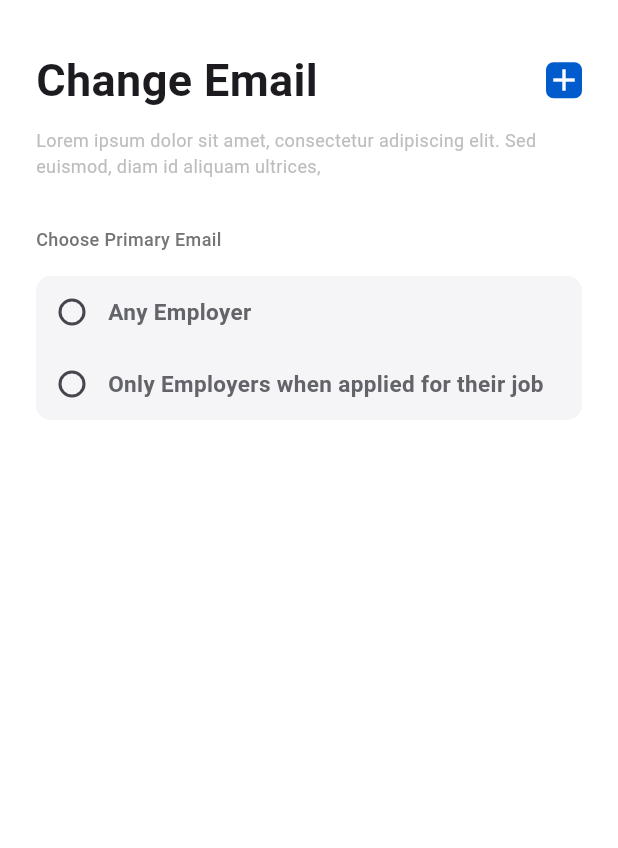
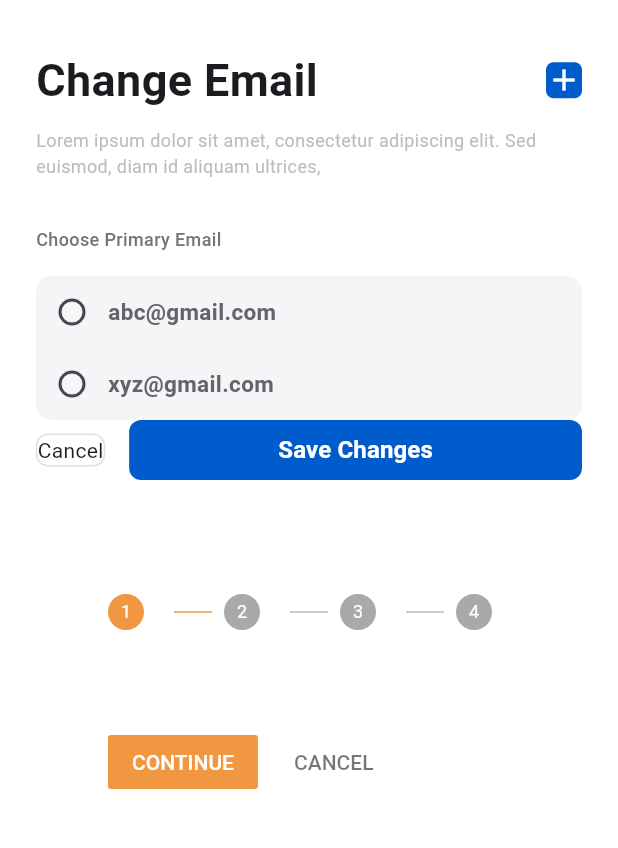
Before and after one commit to Reshamparajuli/merojob_accountpage, a Flutter app: the ChangeEmail screen opened directly, on a phone screen of 412 x 824 dp, the part 90-938 px from its top. Run offline on Flutter 3.47's test engine with Material 2 defaults, Android fonts, the phone set to English and light mode, and no system bars; our stand-ins replace remixicon.

Commit message:
button addded

```diff
--- a/lib/AccountPageScreen/View/change_email.dart
+++ /dev/null
@@ -1,112 +0,0 @@
-import 'package:flutter/material.dart';
-import 'package:merojob_accountpage/Account_Screen_Appbar/appbar.dart';
-import 'package:remixicon/remixicon.dart';
-
-import '../../Account_Screen_Constants/constants.dart';
-
-class ChangeEmail extends StatelessWidget {
-  ChangeEmail({super.key});
-  bool _value = false;
-
-  @override
-  Widget build(BuildContext context) {
-    return Scaffold(
-      backgroundColor: Colors.white,
-      appBar: const PreferredSize(preferredSize: Size.fromHeight(60),
-
-        child: Appbar()),
-      body: Padding(
-        padding: const  EdgeInsets.symmetric(horizontal: 24, vertical: 32),
-        child: Column(
-          crossAxisAlignment: CrossAxisAlignment.start,
-          children: [
-            Row(
-              mainAxisAlignment: MainAxisAlignment.spaceBetween,
-              children: [
-                const  Text(
-                 AccountConstants.changeEmail,
-                  style: TextStyle(fontWeight: FontWeight.bold, fontSize: 30),
-                ),
-                Container(
-                  decoration: BoxDecoration(
-                      borderRadius: BorderRadius.circular(5),
-                      color: const Color.fromRGBO(0, 92, 204, 1)),
-                  child: const Icon(
-                    Icons.add,
-                    color: Colors.white,
-                  ),
-                )
-              ],
-            ),
-            const SizedBox(
-              height: 10,
-            ),
-            Text(
-              "Lorem ipsum dolor sit amet, consectetur adipiscing elit. "
-              "Sed euismod, diam id aliquam ultrices, "
-              "",
-              style: TextStyle(fontSize: 12, color: Colors.grey.shade400),
-            ),
-            const SizedBox(
-              height: 32,
-            ),
-            Text(
-              "Choose Primary Email",
-              style: TextStyle(
-                  color: Colors.grey.shade600,
-                  fontSize: 12,
-                  fontWeight: FontWeight.w500),
-            ),
-            const SizedBox(
-              height: 16,
-            ),
-            Container(
-              decoration: BoxDecoration(
-                borderRadius: BorderRadius.circular(10),
-                color: const Color(0xFFF5F5F7),
-              ),
-              child: Column(
-                children: [
-                  Row(
-                    children: [
-                      Checkbox(
-                          shape: RoundedRectangleBorder(
-                              borderRadius: BorderRadius.circular(50)),
-                          value: _value,
-                          onChanged: (value) {
-                            _value = !_value;
-                          }),
-                      const Text("Any Employer",
-                          style: TextStyle(
-                              color: Color(0xFF636469),
-                              fontSize: 15,
-                              fontWeight: FontWeight.w600)),
-                    ],
-                  ),
-                  Row(
-                    children: [
-                      Checkbox(
-                          shape: RoundedRectangleBorder(
-                              borderRadius: BorderRadius.circular(50)),
-                          value: _value,
-                          onChanged: (value) {
-                            _value = !_value;
-                          }),
-                      const Expanded(
-                        child: Text("Only Employers when applied for their job",
-                            style: TextStyle(
-                                color: Color(0xFF636469),
-                                fontSize: 15,
-                                fontWeight: FontWeight.w600)),
-                      ),
-                    ],
-                  ),
-                ],
-              ),
-            )
-          ],
-        ),
-      ),
-    );
-  }
-}
--- /dev/null
+++ b/lib/AccountPageScreen/View/change_email_screen.dart
@@ -0,0 +1,182 @@
+import 'package:flutter/material.dart';
+import 'package:merojob_accountpage/Account_Screen_Appbar/appbar.dart';
+import 'package:merojob_accountpage/Widgets/custombutton.dart';
+import 'package:remixicon/remixicon.dart';
+
+import '../../Account_Screen_Constants/constants.dart';
+
+class ChangeEmail extends StatefulWidget {
+  ChangeEmail({super.key});
+
+  @override
+  State<ChangeEmail> createState() => _ChangeEmailState();
+}
+
+class _ChangeEmailState extends State<ChangeEmail> {
+  bool _value = false;
+
+  int _currentIndex = 0;
+
+  @override
+  Widget build(BuildContext context) {
+    return Scaffold(
+      backgroundColor: Colors.white,
+      appBar: const PreferredSize(
+          preferredSize: Size.fromHeight(60), child: Appbar()),
+      body: Padding(
+        padding: const EdgeInsets.symmetric(horizontal: 24, vertical: 32),
+        child: Column(
+          crossAxisAlignment: CrossAxisAlignment.start,
+          children: [
+            Row(
+              mainAxisAlignment: MainAxisAlignment.spaceBetween,
+              children: [
+                const Text(
+                  AccountConstants.changeEmail,
+                  style: TextStyle(fontWeight: FontWeight.bold, fontSize: 30),
+                ),
+                Container(
+                  decoration: BoxDecoration(
+                      borderRadius: BorderRadius.circular(5),
+                      color: const Color.fromRGBO(0, 92, 204, 1)),
+                  child: const Icon(
+                    Icons.add,
+                    color: Colors.white,
+                  ),
+                )
+              ],
+            ),
+            const SizedBox(
+              height: 10,
+            ),
+            Text(
+              "Lorem ipsum dolor sit amet, consectetur adipiscing elit. "
+              "Sed euismod, diam id aliquam ultrices, "
+              "",
+              style: TextStyle(fontSize: 12, color: Colors.grey.shade400),
+            ),
+            const SizedBox(
+              height: 32,
+            ),
+            Text(
+              "Choose Primary Email",
+              style: TextStyle(
+                  color: Colors.grey.shade600,
+                  fontSize: 12,
+                  fontWeight: FontWeight.w500),
+            ),
+            const SizedBox(
+              height: 16,
+            ),
+            Container(
+              decoration: BoxDecoration(
+                borderRadius: BorderRadius.circular(10),
+                color: const Color(0xFFF5F5F7),
+              ),
+              child: Column(
+                children: [
+                  emailRow("abc@gmail.com"),
+                  emailRow("xyz@gmail.com"),
+                ],
+              ),
+            ),
+            const AccountSectionButton(),
+            const SizedBox(
+              height: 20,
+            ),
+            Expanded(
+              child: Theme(
+                data: ThemeData(
+                    canvasColor: Colors.white,
+                    colorScheme: Theme.of(context).colorScheme.copyWith(
+                          primary: const Color(0xFFF19641),
+                        )),
+                child: Padding(
+                  padding:
+                      const EdgeInsets.symmetric(horizontal: 24, vertical: 32),
+                  child: Stepper(
+                    onStepContinue: () {
+                      final isLastStep = _currentIndex == getSteps().length - 1;
+                      if (isLastStep) {
+                      } else {
+                        setState(() {
+                          _currentIndex++;
+                        });
+                      }
+                    },
+                    onStepCancel: () {
+                      if (_currentIndex > 0) {
+                        setState(() {
+                          _currentIndex--;
+                        });
+                      }
+                    },
+                    onStepTapped: (value) {
+                      setState(() {
+                        _currentIndex = value;
+                      });
+                    },
+                    elevation: 0,
+                    type: StepperType.horizontal,
+                    steps: getSteps(),
+                    currentStep: _currentIndex,
+                  ),
+                ),
+              ),
+            ),
+          ],
+        ),
+      ),
+    );
+  }
+
+  getSteps() {
+    List<Step> steps = [
+      Step(
+        state: _currentIndex > 0 ? StepState.complete : StepState.indexed,
+        isActive: _currentIndex >= 0,
+        title: const Text(""),
+        content: Container(),
+      ),
+      Step(
+          state: _currentIndex > 1 ? StepState.complete : StepState.indexed,
+          isActive: _currentIndex >= 1,
+          title: const Text(""),
+          content: Container()),
+      Step(
+        state: _currentIndex > 2 ? StepState.complete : StepState.indexed,
+        isActive: _currentIndex >= 2,
+        title: const Text(""),
+        content: Container(),
+      ),
+      Step(
+        state: _currentIndex > 3 ? StepState.complete : StepState.indexed,
+        isActive: _currentIndex >= 3,
+        title: const Text(""),
+        content: Container(),
+      ),
+    ];
+    return steps;
+  }
+
+  Widget emailRow(String text) {
+    return Row(
+      children: [
+        Checkbox(
+            shape:
+                RoundedRectangleBorder(borderRadius: BorderRadius.circular(50)),
+            value: _value,
+            onChanged: (value) {
+              _value = !_value;
+            }),
+        Expanded(
+          child: Text(text,
+              style: const TextStyle(
+                  color: Color(0xFF636469),
+                  fontSize: 15,
+                  fontWeight: FontWeight.w600)),
+        ),
+      ],
+    );
+  }
+}
--- a/lib/AccountPageScreen/View/deactivate_acount_screen.dart
+++ b/lib/AccountPageScreen/View/deactivate_acount_screen.dart
@@ -34,7 +34,7 @@ class DeactivateAccountScreen extends StatelessWidget {
             const SizedBox(
               height: 32,
             ),
-            TextFormFields("Password", Remix.lock_2_line, Remix.eye_close_line,
+            textFormFields("Password", Remix.lock_2_line, Remix.eye_close_line,
                 Colors.grey.shade600),
           ],
         ),
@@ -42,7 +42,7 @@ class DeactivateAccountScreen extends StatelessWidget {
     );
   }
 
-  Widget TextFormFields(String hintText, IconData prefixIcon,
+  Widget textFormFields(String hintText, IconData prefixIcon,
       IconData suffixIcon, Color iconcolor) {
     return TextFormField(
       decoration: InputDecoration(
--- a/lib/AccountPageScreen/View/privacy_settings.dart
+++ b/lib/AccountPageScreen/View/privacy_settings_screen.dart
@@ -52,8 +52,9 @@ class PrivacySettingScreen extends StatelessWidget {
               ),
               child: Column(
                 children: [
-                  PrivacyRow("Everyone"),
-                  PrivacyRow("Only "),
+                  privacyRow(AccountConstants.everyone),
+                  privacyRow(
+                      AccountConstants.onlyEmployerWhenAppliedForTheirJob),
                 ],
               ),
             )
@@ -63,7 +64,7 @@ class PrivacySettingScreen extends StatelessWidget {
     );
   }
 
-  Widget PrivacyRow(String text) {
+  Widget privacyRow(String text) {
     return Row(
       children: [
         Checkbox(
--- a/lib/Account_Screen_Constants/constants.dart
+++ b/lib/Account_Screen_Constants/constants.dart
@@ -1,9 +1,12 @@
-import 'package:flutter/material.dart';
-
 class AccountConstants {
   static const String changePassword = 'Change Password';
   static const String changeEmail = 'Change Email';
   static const String privacySetting = 'Privacy Settings';
   static const String deactivateAccount = 'Deactivate Account';
   static const String accountSettings = 'Account Settings';
+
+  // Privacy Settings Screen text constants(Who can Search Your Profile)
+  static const String everyone = 'Everyone';
+  static const String onlyEmployerWhenAppliedForTheirJob =
+      'Only Employers when applied for their job';
 }
--- /dev/null
+++ b/lib/Widgets/custom_elevatedbutton.dart
@@ -0,0 +1,48 @@
+import 'package:flutter/material.dart';
+
+class CustomElevatedButton extends StatelessWidget {
+  const CustomElevatedButton({
+    super.key,
+    required this.title,
+    required this.onPressed,
+    this.backgroundColor,
+    this.disableColor,
+    this.size,
+    this.titleStyle,
+    this.padding = const EdgeInsets.symmetric(horizontal: 24, vertical: 8.0),
+  });
+
+  final Function()? onPressed;
+  final Color? backgroundColor;
+  final Color? disableColor;
+  final Size? size;
+  final String title;
+  final TextStyle? titleStyle;
+  final EdgeInsetsGeometry? padding;
+  @override
+  Widget build(BuildContext context) {
+    return ElevatedButton(
+      style: ButtonStyle(
+        minimumSize: MaterialStateProperty.all(size),
+        padding: MaterialStateProperty.resolveWith((states) => padding),
+        elevation: MaterialStateProperty.resolveWith((states) => 0.0),
+        backgroundColor: MaterialStateColor.resolveWith((states) {
+          return states.contains(MaterialState.disabled)
+              ? disableColor ?? Colors.grey
+              : backgroundColor ?? const Color(0xFF005CCC);
+        }),
+        shape: MaterialStateProperty.resolveWith<OutlinedBorder?>(
+            (Set<MaterialState> states) => RoundedRectangleBorder(
+                  borderRadius: BorderRadius.circular(8.0),
+                )),
+      ),
+      onPressed: onPressed,
+      child: Text(title,
+          style: titleStyle ??
+              const TextStyle(
+                  color: Colors.white,
+                  fontSize: 16,
+                  fontWeight: FontWeight.w600)),
+    );
+  }
+}
--- /dev/null
+++ b/lib/Widgets/custombutton.dart
@@ -0,0 +1,46 @@
+import 'package:flutter/material.dart';
+import 'package:merojob_accountpage/Widgets/custom_elevatedbutton.dart';
+import 'package:remixicon/remixicon.dart';
+
+class CustomTextButton extends StatelessWidget {
+  final String text;
+  const CustomTextButton({super.key, required this.text});
+
+  @override
+  Widget build(BuildContext context) {
+    return Container(
+      decoration: BoxDecoration(
+        border: Border.all(color: Colors.grey.shade300),
+        borderRadius: BorderRadius.circular(8.0),
+      ),
+      child: Text(text),
+    );
+  }
+}
+
+class AccountSectionButton extends StatelessWidget {
+  const AccountSectionButton({super.key});
+
+  @override
+  Widget build(BuildContext context) {
+    return Row(
+      children: [
+        const CustomTextButton(
+          text: "Cancel",
+        ),
+        const SizedBox(
+          width: 16.0,
+        ),
+        Expanded(
+          child: SizedBox(
+            height: 40.0,
+            child: CustomElevatedButton(
+              title: "Save Changes",
+              onPressed: () {},
+            ),
+          ),
+        ),
+      ],
+    );
+  }
+}
--- a/lib/main.dart
+++ b/lib/main.dart
@@ -1,10 +1,9 @@
 import 'package:flutter/material.dart';
-import 'package:merojob_accountpage/AccountPageScreen/View/change_password.dart';
+import 'package:merojob_accountpage/AccountPageScreen/View/change_password_screen.dart';
 import 'package:merojob_accountpage/AccountPageScreen/View/deactivate_acount_screen.dart';
-import 'package:merojob_accountpage/AccountPageScreen/View/privacy_settings.dart';
+import 'package:merojob_accountpage/AccountPageScreen/View/privacy_settings_screen.dart';
 
-import 'AccountPageScreen/View/change_email.dart';
-
+import 'AccountPageScreen/View/change_email_screen.dart';
 
 void main() {
   runApp(const MyApp());
@@ -18,10 +17,12 @@ class MyApp extends StatelessWidget {
     return MaterialApp(
       title: 'Flutter Demo',
       theme: ThemeData(
-        colorScheme: ColorScheme.fromSeed(seedColor: Colors.deepPurple),
+        primaryColor: const Color(0xFFF19641),
+
+        //colorScheme: ColorScheme.fromSeed(seedColor: const Color(0xFFF19641)),
         useMaterial3: true,
       ),
-      home: PrivacySettingScreen(),
+      home: ChangeEmail(),
     );
   }
 }
```
Also changed, not shown: lib/AccountPageScreen/View/change_password_screen.dart (renamed from lib/AccountPageScreen/View/change_password.dart).
